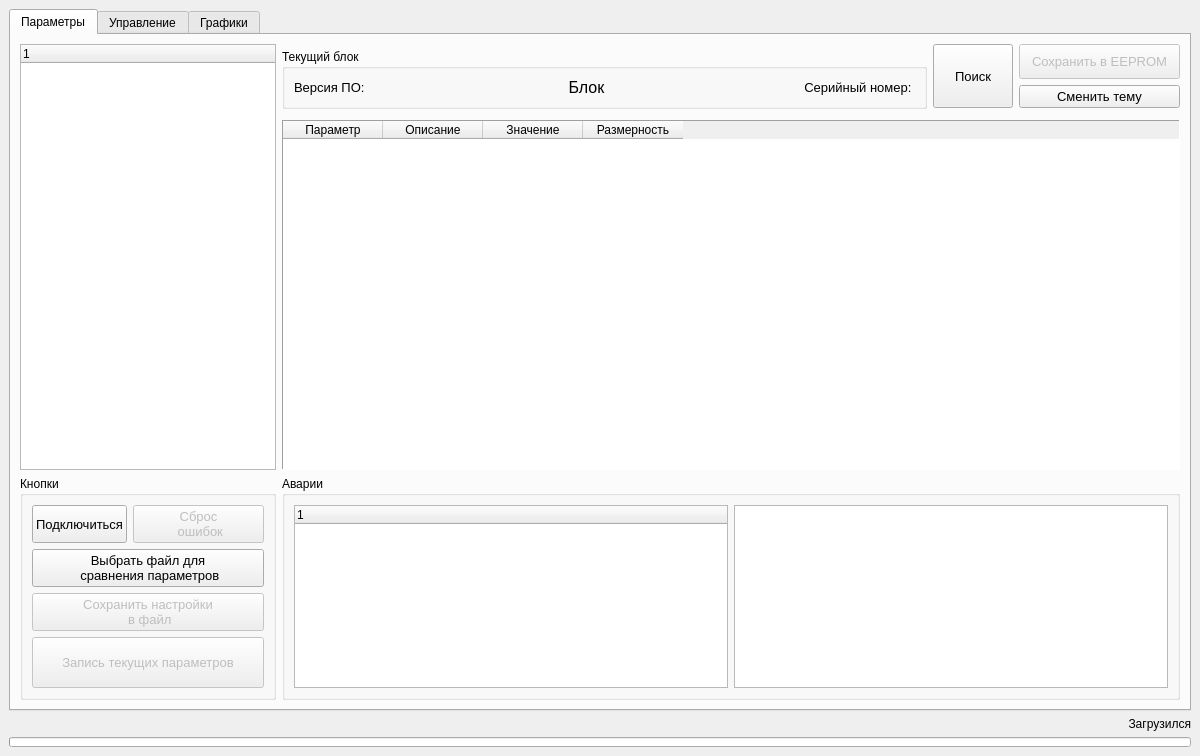
The window that VMU_monitor_v3.ui (hochu-leto/EVIS) describes before a commit, drawn with Qt 5.
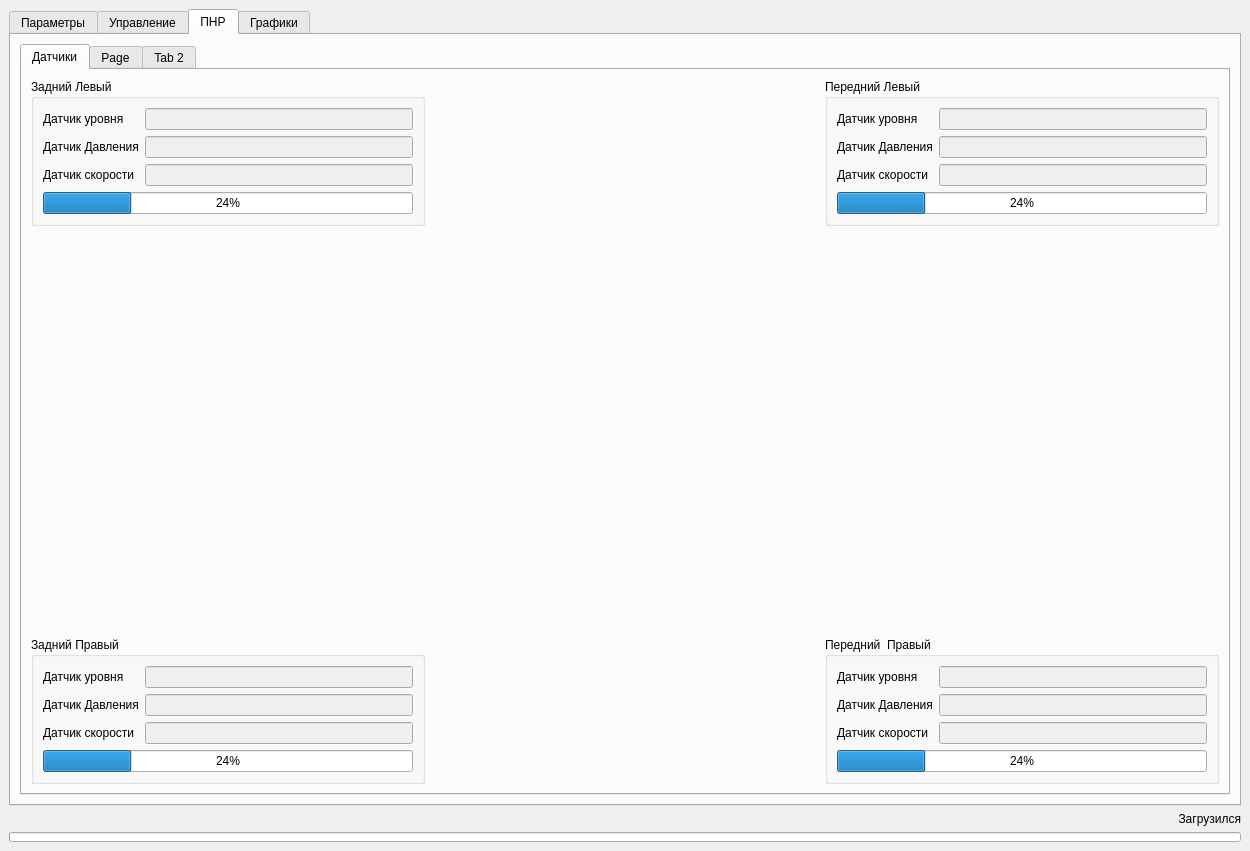
The same window after the commit.

The edit to the form file:
```diff
--- a/VMU_monitor_v3.ui
+++ b/VMU_monitor_v3.ui
@@ -6,8 +6,8 @@
    <rect>
     <x>0</x>
     <y>0</y>
-    <width>1200</width>
-    <height>756</height>
+    <width>1250</width>
+    <height>851</height>
    </rect>
   </property>
   <property name="sizePolicy">
@@ -27,53 +27,7 @@
   </property>
   <widget class="QWidget" name="centralwidget">
    <layout class="QGridLayout" name="gridLayout_4">
-    <item row="2" column="0">
-     <widget class="QLabel" name="log_lbl">
-      <property name="sizePolicy">
-       <sizepolicy hsizetype="Preferred" vsizetype="Fixed">
-        <horstretch>0</horstretch>
-        <verstretch>0</verstretch>
-       </sizepolicy>
-      </property>
-      <property name="font">
-       <font>
-        <pointsize>9</pointsize>
-       </font>
-      </property>
-      <property name="layoutDirection">
-       <enum>Qt::LeftToRight</enum>
-      </property>
-      <property name="frameShape">
-       <enum>QFrame::NoFrame</enum>
-      </property>
-      <property name="text">
-       <string>Загрузился</string>
-      </property>
-      <property name="alignment">
-       <set>Qt::AlignRight|Qt::AlignTrailing|Qt::AlignVCenter</set>
-      </property>
-     </widget>
-    </item>
-    <item row="3" column="0">
-     <widget class="QProgressBar" name="node_nsme_pbar">
-      <property name="maximumSize">
-       <size>
-        <width>16777215</width>
-        <height>10</height>
-       </size>
-      </property>
-      <property name="value">
-       <number>0</number>
-      </property>
-      <property name="textVisible">
-       <bool>false</bool>
-      </property>
-      <property name="invertedAppearance">
-       <bool>false</bool>
-      </property>
-     </widget>
-    </item>
-    <item row="1" column="0">
+    <item row="0" column="0">
      <widget class="QTabWidget" name="main_tab">
       <property name="font">
        <font>
@@ -81,7 +35,7 @@
        </font>
       </property>
       <property name="currentIndex">
-       <number>0</number>
+       <number>2</number>
       </property>
       <widget class="QWidget" name="params_tab">
        <property name="sizePolicy">
@@ -1062,6 +1016,448 @@
         </item>
        </layout>
       </widget>
+      <widget class="QWidget" name="starting_tab">
+       <property name="sizePolicy">
+        <sizepolicy hsizetype="MinimumExpanding" vsizetype="MinimumExpanding">
+         <horstretch>0</horstretch>
+         <verstretch>0</verstretch>
+        </sizepolicy>
+       </property>
+       <attribute name="title">
+        <string>ПНР</string>
+       </attribute>
+       <layout class="QGridLayout" name="gridLayout_19">
+        <item row="0" column="0">
+         <widget class="QTabWidget" name="PNR_tab">
+          <property name="sizePolicy">
+           <sizepolicy hsizetype="Expanding" vsizetype="Expanding">
+            <horstretch>0</horstretch>
+            <verstretch>0</verstretch>
+           </sizepolicy>
+          </property>
+          <property name="currentIndex">
+           <number>0</number>
+          </property>
+          <widget class="QWidget" name="sensors_check">
+           <attribute name="title">
+            <string>Датчики</string>
+           </attribute>
+           <layout class="QGridLayout" name="gridLayout_18">
+            <item row="0" column="1">
+             <spacer name="horizontalSpacer_2">
+              <property name="orientation">
+               <enum>Qt::Horizontal</enum>
+              </property>
+              <property name="sizeHint" stdset="0">
+               <size>
+                <width>40</width>
+                <height>20</height>
+               </size>
+              </property>
+             </spacer>
+            </item>
+            <item row="2" column="2">
+             <widget class="QGroupBox" name="fr_group_box">
+              <property name="sizePolicy">
+               <sizepolicy hsizetype="Preferred" vsizetype="Preferred">
+                <horstretch>0</horstretch>
+                <verstretch>0</verstretch>
+               </sizepolicy>
+              </property>
+              <property name="title">
+               <string>Передний  Правый</string>
+              </property>
+              <property name="alignment">
+               <set>Qt::AlignLeading|Qt::AlignLeft|Qt::AlignTop</set>
+              </property>
+              <layout class="QGridLayout" name="gridLayout_15">
+               <item row="0" column="0">
+                <widget class="QLabel" name="fl_level_sensor_lbl_6">
+                 <property name="text">
+                  <string>Датчик уровня</string>
+                 </property>
+                </widget>
+               </item>
+               <item row="0" column="1">
+                <widget class="QLineEdit" name="suspension_cur_raw_height_fr">
+                 <property name="enabled">
+                  <bool>false</bool>
+                 </property>
+                </widget>
+               </item>
+               <item row="1" column="0">
+                <widget class="QLabel" name="pressure_sensor_lbl_6">
+                 <property name="text">
+                  <string>Датчик Давления</string>
+                 </property>
+                </widget>
+               </item>
+               <item row="1" column="1">
+                <widget class="QLineEdit" name="suspension_cur_raw_pwd_fr">
+                 <property name="enabled">
+                  <bool>false</bool>
+                 </property>
+                </widget>
+               </item>
+               <item row="2" column="0">
+                <widget class="QLabel" name="fl_speed_sensor_lbl_6">
+                 <property name="text">
+                  <string>Датчик скорости</string>
+                 </property>
+                </widget>
+               </item>
+               <item row="2" column="1">
+                <widget class="QLineEdit" name="abs_wheel_freq_fr">
+                 <property name="enabled">
+                  <bool>false</bool>
+                 </property>
+                </widget>
+               </item>
+               <item row="3" column="0" colspan="2">
+                <widget class="QProgressBar" name="abs_wheel_freq_fr_bar">
+                 <property name="value">
+                  <number>24</number>
+                 </property>
+                </widget>
+               </item>
+              </layout>
+             </widget>
+            </item>
+            <item row="0" column="2">
+             <widget class="QGroupBox" name="fl_group_box">
+              <property name="sizePolicy">
+               <sizepolicy hsizetype="Preferred" vsizetype="Preferred">
+                <horstretch>0</horstretch>
+                <verstretch>0</verstretch>
+               </sizepolicy>
+              </property>
+              <property name="title">
+               <string>Передний Левый</string>
+              </property>
+              <property name="alignment">
+               <set>Qt::AlignLeading|Qt::AlignLeft|Qt::AlignTop</set>
+              </property>
+              <layout class="QGridLayout" name="gridLayout_16">
+               <item row="0" column="0">
+                <widget class="QLabel" name="fl_level_sensor_lbl_7">
+                 <property name="text">
+                  <string>Датчик уровня</string>
+                 </property>
+                </widget>
+               </item>
+               <item row="0" column="1">
+                <widget class="QLineEdit" name="suspension_cur_raw_height_fl">
+                 <property name="enabled">
+                  <bool>false</bool>
+                 </property>
+                </widget>
+               </item>
+               <item row="1" column="0">
+                <widget class="QLabel" name="pressure_sensor_lbl_7">
+                 <property name="text">
+                  <string>Датчик Давления</string>
+                 </property>
+                </widget>
+               </item>
+               <item row="1" column="1">
+                <widget class="QLineEdit" name="suspension_cur_raw_pwd_fl">
+                 <property name="enabled">
+                  <bool>false</bool>
+                 </property>
+                </widget>
+               </item>
+               <item row="2" column="0">
+                <widget class="QLabel" name="fl_speed_sensor_lbl_7">
+                 <property name="text">
+                  <string>Датчик скорости</string>
+                 </property>
+                </widget>
+               </item>
+               <item row="2" column="1">
+                <widget class="QLineEdit" name="abs_wheel_freq_fl">
+                 <property name="enabled">
+                  <bool>false</bool>
+                 </property>
+                </widget>
+               </item>
+               <item row="3" column="0" colspan="2">
+                <widget class="QProgressBar" name="abs_wheel_freq_fl_bar">
+                 <property name="value">
+                  <number>24</number>
+                 </property>
+                </widget>
+               </item>
+              </layout>
+             </widget>
+            </item>
+            <item row="0" column="0">
+             <widget class="QGroupBox" name="rl_group_box">
+              <property name="sizePolicy">
+               <sizepolicy hsizetype="Preferred" vsizetype="Preferred">
+                <horstretch>0</horstretch>
+                <verstretch>0</verstretch>
+               </sizepolicy>
+              </property>
+              <property name="title">
+               <string>Задний Левый</string>
+              </property>
+              <property name="alignment">
+               <set>Qt::AlignLeading|Qt::AlignLeft|Qt::AlignTop</set>
+              </property>
+              <layout class="QGridLayout" name="gridLayout_14">
+               <item row="0" column="0">
+                <widget class="QLabel" name="fl_level_sensor_lbl_5">
+                 <property name="text">
+                  <string>Датчик уровня</string>
+                 </property>
+                </widget>
+               </item>
+               <item row="0" column="1">
+                <widget class="QLineEdit" name="suspension_cur_raw_height_rl">
+                 <property name="enabled">
+                  <bool>false</bool>
+                 </property>
+                </widget>
+               </item>
+               <item row="1" column="0">
+                <widget class="QLabel" name="pressure_sensor_lbl_5">
+                 <property name="text">
+                  <string>Датчик Давления</string>
+                 </property>
+                </widget>
+               </item>
+               <item row="1" column="1">
+                <widget class="QLineEdit" name="suspension_cur_raw_pwd_rl">
+                 <property name="enabled">
+                  <bool>false</bool>
+                 </property>
+                </widget>
+               </item>
+               <item row="2" column="0">
+                <widget class="QLabel" name="fl_speed_sensor_lbl_5">
+                 <property name="text">
+                  <string>Датчик скорости</string>
+                 </property>
+                </widget>
+               </item>
+               <item row="2" column="1">
+                <widget class="QLineEdit" name="abs_wheel_freq_rl">
+                 <property name="enabled">
+                  <bool>false</bool>
+                 </property>
+                </widget>
+               </item>
+               <item row="3" column="0" colspan="2">
+                <widget class="QProgressBar" name="abs_wheel_freq_rl_bar">
+                 <property name="value">
+                  <number>24</number>
+                 </property>
+                </widget>
+               </item>
+              </layout>
+             </widget>
+            </item>
+            <item row="2" column="0">
+             <widget class="QGroupBox" name="rr_group_box">
+              <property name="sizePolicy">
+               <sizepolicy hsizetype="Preferred" vsizetype="Preferred">
+                <horstretch>0</horstretch>
+                <verstretch>0</verstretch>
+               </sizepolicy>
+              </property>
+              <property name="font">
+               <font>
+                <stylestrategy>PreferDefault</stylestrategy>
+               </font>
+              </property>
+              <property name="title">
+               <string>Задний Правый</string>
+              </property>
+              <property name="alignment">
+               <set>Qt::AlignLeading|Qt::AlignLeft|Qt::AlignTop</set>
+              </property>
+              <layout class="QGridLayout" name="gridLayout_17">
+               <item row="0" column="0">
+                <widget class="QLabel" name="fl_level_sensor_lbl_8">
+                 <property name="text">
+                  <string>Датчик уровня</string>
+                 </property>
+                </widget>
+               </item>
+               <item row="0" column="1">
+                <widget class="QLineEdit" name="suspension_cur_raw_height_rr">
+                 <property name="enabled">
+                  <bool>false</bool>
+                 </property>
+                </widget>
+               </item>
+               <item row="1" column="0">
+                <widget class="QLabel" name="pressure_sensor_lbl_8">
+                 <property name="text">
+                  <string>Датчик Давления</string>
+                 </property>
+                </widget>
+               </item>
+               <item row="1" column="1">
+                <widget class="QLineEdit" name="suspension_cur_raw_pwd_rr">
+                 <property name="enabled">
+                  <bool>false</bool>
+                 </property>
+                </widget>
+               </item>
+               <item row="2" column="0">
+                <widget class="QLabel" name="fl_speed_sensor_lbl_8">
+                 <property name="text">
+                  <string>Датчик скорости</string>
+                 </property>
+                </widget>
+               </item>
+               <item row="2" column="1">
+                <widget class="QLineEdit" name="abs_wheel_freq_rr">
+                 <property name="enabled">
+                  <bool>false</bool>
+                 </property>
+                </widget>
+               </item>
+               <item row="3" column="0" colspan="2">
+                <widget class="QProgressBar" name="abs_wheel_freq_rr_bar">
+                 <property name="value">
+                  <number>24</number>
+                 </property>
+                </widget>
+               </item>
+              </layout>
+             </widget>
+            </item>
+            <item row="1" column="0">
+             <spacer name="verticalSpacer_2">
+              <property name="orientation">
+               <enum>Qt::Vertical</enum>
+              </property>
+              <property name="sizeHint" stdset="0">
+               <size>
+                <width>20</width>
+                <height>40</height>
+               </size>
+              </property>
+             </spacer>
+            </item>
+           </layout>
+          </widget>
+          <widget class="QWidget" name="tab">
+           <attribute name="title">
+            <string>Page</string>
+           </attribute>
+          </widget>
+          <widget class="QWidget" name="tab_2">
+           <attribute name="title">
+            <string>Tab 2</string>
+           </attribute>
+           <widget class="QWidget" name="gridLayoutWidget">
+            <property name="geometry">
+             <rect>
+              <x>10</x>
+              <y>10</y>
+              <width>1071</width>
+              <height>681</height>
+             </rect>
+            </property>
+            <layout class="QGridLayout" name="gridLayout_12" rowstretch="1,8,1" columnstretch="0,5,0">
+             <property name="sizeConstraint">
+              <enum>QLayout::SetDefaultConstraint</enum>
+             </property>
+             <item row="1" column="2">
+              <spacer name="horizontalSpacer_3">
+               <property name="orientation">
+                <enum>Qt::Horizontal</enum>
+               </property>
+               <property name="sizeHint" stdset="0">
+                <size>
+                 <width>40</width>
+                 <height>20</height>
+                </size>
+               </property>
+              </spacer>
+             </item>
+             <item row="1" column="1">
+              <widget class="QLabel" name="label_3">
+               <property name="sizePolicy">
+                <sizepolicy hsizetype="Expanding" vsizetype="Expanding">
+                 <horstretch>0</horstretch>
+                 <verstretch>0</verstretch>
+                </sizepolicy>
+               </property>
+               <property name="font">
+                <font>
+                 <pointsize>36</pointsize>
+                </font>
+               </property>
+               <property name="autoFillBackground">
+                <bool>true</bool>
+               </property>
+               <property name="frameShape">
+                <enum>QFrame::StyledPanel</enum>
+               </property>
+               <property name="frameShadow">
+                <enum>QFrame::Sunken</enum>
+               </property>
+               <property name="lineWidth">
+                <number>2</number>
+               </property>
+               <property name="text">
+                <string>ЗДЕСЬ ФОТО ВАТС СВЕРХУ</string>
+               </property>
+               <property name="alignment">
+                <set>Qt::AlignCenter</set>
+               </property>
+              </widget>
+             </item>
+             <item row="0" column="1">
+              <spacer name="verticalSpacer_4">
+               <property name="orientation">
+                <enum>Qt::Vertical</enum>
+               </property>
+               <property name="sizeHint" stdset="0">
+                <size>
+                 <width>20</width>
+                 <height>123</height>
+                </size>
+               </property>
+              </spacer>
+             </item>
+             <item row="2" column="1">
+              <spacer name="verticalSpacer_3">
+               <property name="orientation">
+                <enum>Qt::Vertical</enum>
+               </property>
+               <property name="sizeHint" stdset="0">
+                <size>
+                 <width>20</width>
+                 <height>117</height>
+                </size>
+               </property>
+              </spacer>
+             </item>
+             <item row="1" column="0">
+              <spacer name="horizontalSpacer_4">
+               <property name="orientation">
+                <enum>Qt::Horizontal</enum>
+               </property>
+               <property name="sizeHint" stdset="0">
+                <size>
+                 <width>40</width>
+                 <height>20</height>
+                </size>
+               </property>
+              </spacer>
+             </item>
+            </layout>
+           </widget>
+          </widget>
+         </widget>
+        </item>
+       </layout>
+      </widget>
       <widget class="QWidget" name="grafics_tab">
        <property name="enabled">
         <bool>true</bool>
@@ -1101,6 +1497,52 @@
       </widget>
      </widget>
     </item>
+    <item row="2" column="0">
+     <widget class="QLabel" name="log_lbl">
+      <property name="sizePolicy">
+       <sizepolicy hsizetype="Preferred" vsizetype="Fixed">
+        <horstretch>0</horstretch>
+        <verstretch>0</verstretch>
+       </sizepolicy>
+      </property>
+      <property name="font">
+       <font>
+        <pointsize>9</pointsize>
+       </font>
+      </property>
+      <property name="layoutDirection">
+       <enum>Qt::LeftToRight</enum>
+      </property>
+      <property name="frameShape">
+       <enum>QFrame::NoFrame</enum>
+      </property>
+      <property name="text">
+       <string>Загрузился</string>
+      </property>
+      <property name="alignment">
+       <set>Qt::AlignRight|Qt::AlignTrailing|Qt::AlignVCenter</set>
+      </property>
+     </widget>
+    </item>
+    <item row="3" column="0">
+     <widget class="QProgressBar" name="node_nsme_pbar">
+      <property name="maximumSize">
+       <size>
+        <width>16777215</width>
+        <height>10</height>
+       </size>
+      </property>
+      <property name="value">
+       <number>0</number>
+      </property>
+      <property name="textVisible">
+       <bool>false</bool>
+      </property>
+      <property name="invertedAppearance">
+       <bool>false</bool>
+      </property>
+     </widget>
+    </item>
    </layout>
   </widget>
  </widget>
```
